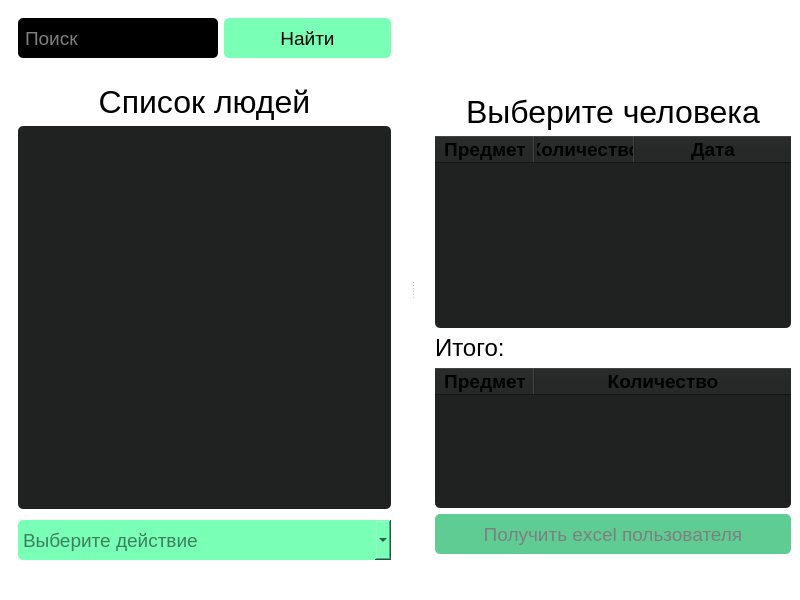
Before: the Qt Designer form ui/untitled.ui in DEV-m1k0/pyside6-app, drawn with Qt 5.
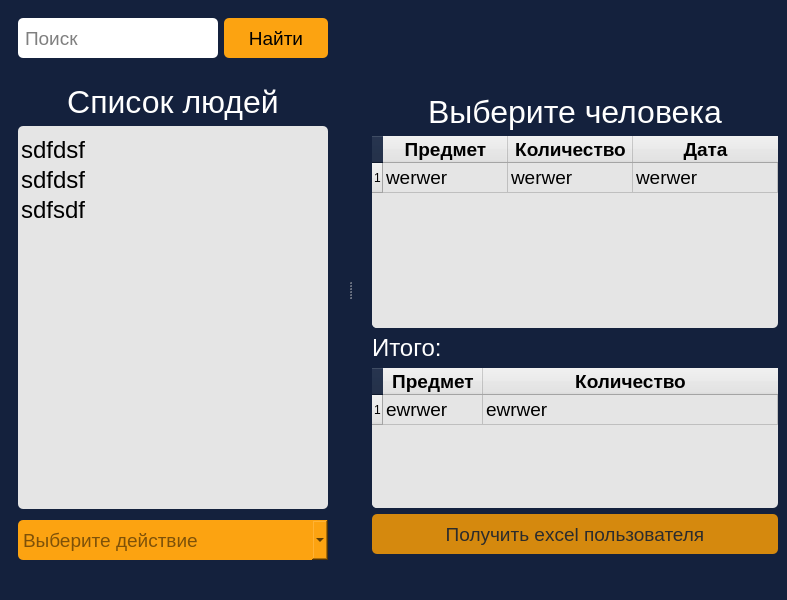
After: the same form once the commit is applied.

Commit message: Изменен дизайн сайта

The edit to the form file:
```diff
--- a/ui/untitled.ui
+++ b/ui/untitled.ui
@@ -6,7 +6,7 @@
    <rect>
     <x>0</x>
     <y>0</y>
-    <width>800</width>
+    <width>787</width>
     <height>600</height>
    </rect>
   </property>
@@ -14,7 +14,7 @@
    <string>Учет</string>
   </property>
   <property name="styleSheet">
-   <string notr="true">background-color: white;</string>
+   <string notr="true">background-color: #14213D;</string>
   </property>
   <widget class="QWidget" name="centralwidget">
    <layout class="QVBoxLayout" name="verticalLayout_7">
@@ -53,7 +53,7 @@
                </font>
               </property>
               <property name="styleSheet">
-               <string notr="true">color: black;</string>
+               <string notr="true">color: #FFFFFF;</string>
               </property>
               <property name="locale">
                <locale language="Russian" country="Russia"/>
@@ -78,8 +78,8 @@
                </font>
               </property>
               <property name="styleSheet">
-               <string notr="true">background-color: rgb(32, 33, 33);
-color: white;
+               <string notr="true">background-color: #E5E5E5;
+color: black;
 border-radius: 5px;
 padding-top: 10px;</string>
               </property>
@@ -113,6 +113,21 @@
               <property name="itemAlignment">
                <set>Qt::AlignmentFlag::AlignCenter|Qt::AlignmentFlag::AlignHCenter|Qt::AlignmentFlag::AlignLeading|Qt::AlignmentFlag::AlignLeft|Qt::AlignmentFlag::AlignVCenter</set>
               </property>
+              <item>
+               <property name="text">
+                <string>sdfdsf</string>
+               </property>
+              </item>
+              <item>
+               <property name="text">
+                <string>sdfdsf</string>
+               </property>
+              </item>
+              <item>
+               <property name="text">
+                <string>sdfsdf</string>
+               </property>
+              </item>
              </widget>
             </item>
            </layout>
@@ -143,8 +158,8 @@
                <bool>false</bool>
               </property>
               <property name="styleSheet">
-               <string notr="true">background-color: rgb(0, 0, 0);
-color: white;
+               <string notr="true">background-color: #FFFFFF;
+color: black;
 border-radius: 5px;
 padding-left: 5px;</string>
               </property>
@@ -189,7 +204,7 @@
                <cursorShape>PointingHandCursor</cursorShape>
               </property>
               <property name="styleSheet">
-               <string notr="true">background-color: rgb(121, 255, 182);
+               <string notr="true">background-color: #FCA311;
 border-radius: 5px;
 color: black;</string>
               </property>
@@ -232,7 +247,7 @@
            <cursorShape>PointingHandCursor</cursorShape>
           </property>
           <property name="styleSheet">
-           <string notr="true">background-color: rgb(121, 255, 182);
+           <string notr="true">background-color: #FCA311;
 color: black;
 border-radius: 5px;
 min-height: 40px;
@@ -291,7 +306,7 @@
                </font>
               </property>
               <property name="styleSheet">
-               <string notr="true">color: black;</string>
+               <string notr="true">color: #FFFFFF;</string>
               </property>
               <property name="text">
                <string>Выберите человека</string>
@@ -311,7 +326,7 @@
               </property>
               <property name="minimumSize">
                <size>
-                <width>0</width>
+                <width>400</width>
                 <height>0</height>
                </size>
               </property>
@@ -322,11 +337,11 @@
                </font>
               </property>
               <property name="styleSheet">
-               <string notr="true">background-color: rgb(32, 33, 33);
+               <string notr="true">background-color: #E5E5E5;
 border-radius: 5px;</string>
               </property>
               <attribute name="horizontalHeaderDefaultSectionSize">
-               <number>100</number>
+               <number>125</number>
               </attribute>
               <attribute name="horizontalHeaderShowSortIndicator" stdset="0">
                <bool>true</bool>
@@ -334,6 +349,7 @@
               <attribute name="horizontalHeaderStretchLastSection">
                <bool>true</bool>
               </attribute>
+              <row/>
               <column>
                <property name="text">
                 <string>Предмет</string>
@@ -370,6 +386,21 @@
                 </font>
                </property>
               </column>
+              <item row="0" column="0">
+               <property name="text">
+                <string>werwer</string>
+               </property>
+              </item>
+              <item row="0" column="1">
+               <property name="text">
+                <string>werwer</string>
+               </property>
+              </item>
+              <item row="0" column="2">
+               <property name="text">
+                <string>werwer</string>
+               </property>
+              </item>
              </widget>
             </item>
            </layout>
@@ -385,7 +416,7 @@
                </font>
               </property>
               <property name="styleSheet">
-               <string notr="true">color: black;</string>
+               <string notr="true">color: #FFFFFF;</string>
               </property>
               <property name="text">
                <string>Итого:</string>
@@ -404,7 +435,7 @@
                <bool>false</bool>
               </property>
               <property name="styleSheet">
-               <string notr="true">background-color: rgb(32, 33, 33);
+               <string notr="true">background-color: #E5E5E5;
 border-radius: 5px;</string>
               </property>
               <property name="sizeAdjustPolicy">
@@ -422,6 +453,7 @@
               <attribute name="horizontalHeaderStretchLastSection">
                <bool>true</bool>
               </attribute>
+              <row/>
               <column>
                <property name="text">
                 <string>Предмет</string>
@@ -446,6 +478,16 @@
                 </font>
                </property>
               </column>
+              <item row="0" column="0">
+               <property name="text">
+                <string>ewrwer</string>
+               </property>
+              </item>
+              <item row="0" column="1">
+               <property name="text">
+                <string>ewrwer</string>
+               </property>
+              </item>
              </widget>
             </item>
            </layout>
@@ -489,8 +531,8 @@
 	margin-bottom: 15px;
 }
 QPushButton:disabled{
-	background-color: rgb(95, 204, 148);
-	color: rgb(125, 128, 128);
+	background-color: rgb(213, 137, 14);
+	color: rgb(44, 44, 44);
 }
 </string>
           </property>
```
Left out of the diff: 4 changed lines with no effect on the pictures.
